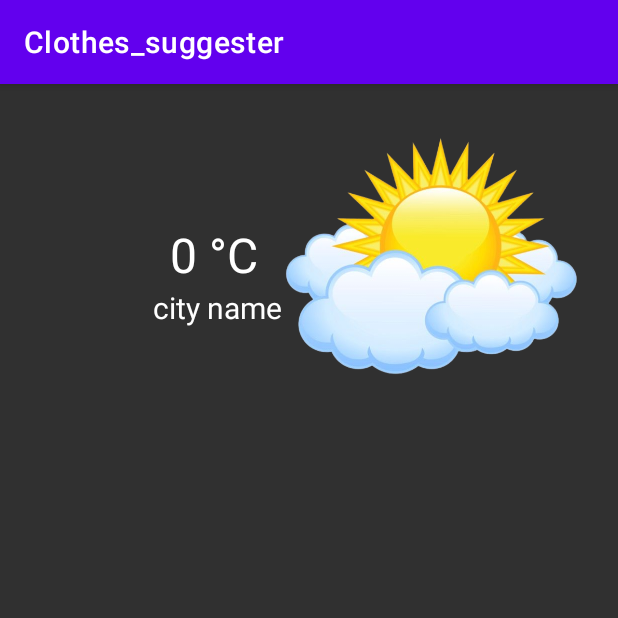
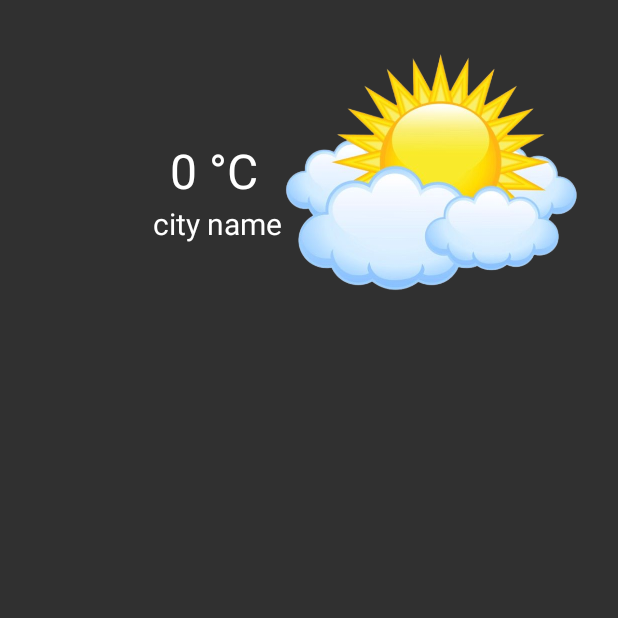
Before and after one commit to HamSaAli/Clothes_suggester, an Android app: the screen it shows after launch (MainActivity), on a phone screen of 412 x 824 dp, the top half of it. Run offline under Robolectric (Android 15) with nearby library versions, the phone set to English and light mode, and no system bars.

Commit message:
add styles

```diff
--- a/app/src/main/res/values-night/themes.xml
+++ b/app/src/main/res/values-night/themes.xml
@@ -1,6 +1,6 @@
 <resources xmlns:tools="http://schemas.android.com/tools">
     <!-- Base application theme. -->
-    <style name="Theme.Clothes_suggester" parent="Theme.MaterialComponents.DayNight.DarkActionBar">
+    <style name="Theme.Clothes_suggester" parent="Theme.MaterialComponents.DayNight.NoActionBar">
         <!-- Primary brand color. -->
         <item name="colorPrimary">@color/purple_200</item>
         <item name="colorPrimaryVariant">@color/purple_700</item>
--- a/app/src/main/res/values/themes.xml
+++ b/app/src/main/res/values/themes.xml
@@ -1,6 +1,6 @@
 <resources xmlns:tools="http://schemas.android.com/tools">
     <!-- Base application theme. -->
-    <style name="Theme.Clothes_suggester" parent="Theme.MaterialComponents.DayNight.DarkActionBar">
+    <style name="Theme.Clothes_suggester" parent="Theme.MaterialComponents.DayNight.NoActionBar">
         <!-- Primary brand color. -->
         <item name="colorPrimary">@color/purple_500</item>
         <item name="colorPrimaryVariant">@color/purple_700</item>
```
